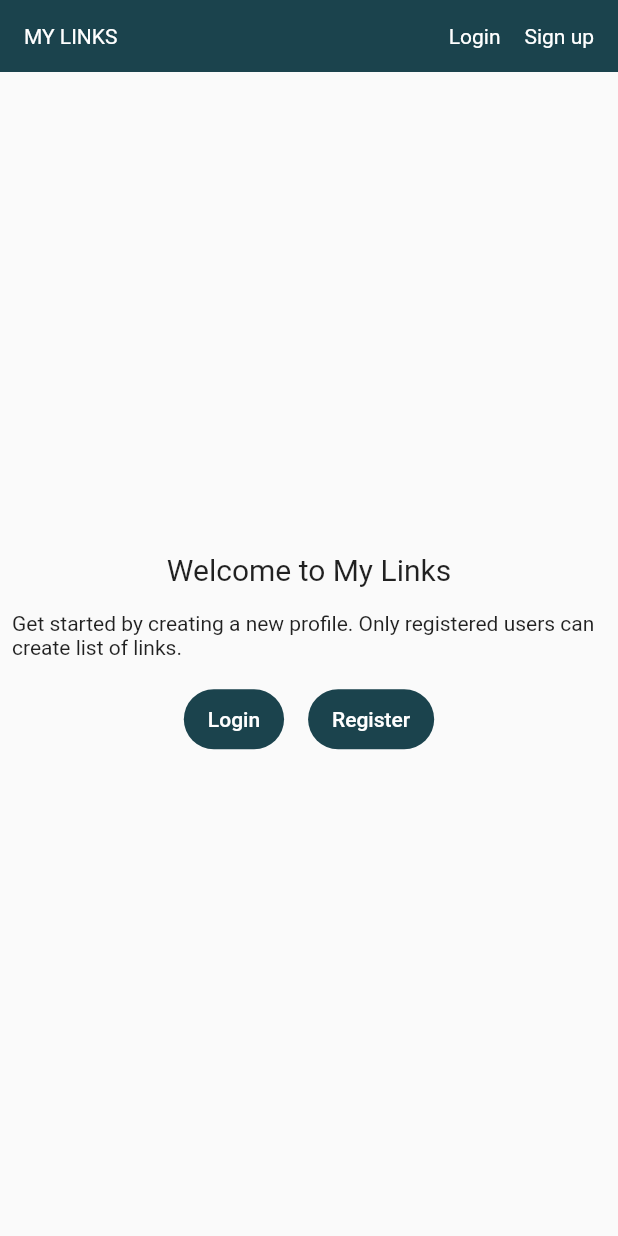
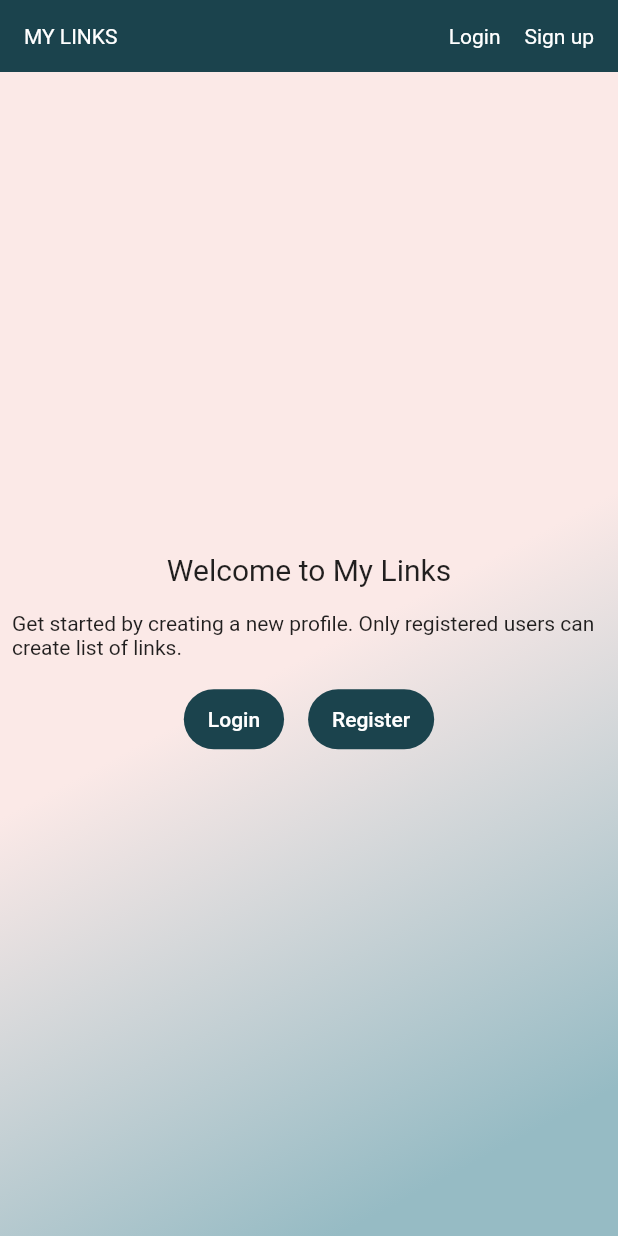
Before and after one commit to valentinavolgina2/links_app, a Flutter app: the screen it shows after launch, on a phone screen of 412 x 824 dp. Run offline on Flutter 3.47's test engine with Material 2 defaults, Android fonts, the phone set to English and light mode, and no system bars; our stand-ins replace firebase_auth, firebase_core, firebase_database, google_sign_in, shared_preferences; accounts and stored records are empty; statements that could not run were skipped.

Commit message:
Added gradient

```diff
--- a/lib/main.dart
+++ b/lib/main.dart
@@ -13,7 +13,6 @@ import 'package:firebase_database/firebase_database.dart';
 import 'package:firebase_core/firebase_core.dart';
 
 import 'package:firebase_auth/firebase_auth.dart';
-import 'package:links_app/widgets/message.dart';
 import 'package:links_app/widgets/no_content.dart';
 
 import 'connection/authentication.dart';
@@ -134,6 +133,15 @@ class _MyHomePageState extends State<MyHomePage> {
       appBar: PreferredSize(
           preferredSize: Size(screenSize.width, 1000), child: const MyAppBar()),
       body: SafeArea(
+          child: Container(
+            decoration: BoxDecoration(
+                gradient: LinearGradient(
+                  begin: Alignment.topLeft,
+                  end: Alignment.bottomRight,
+                  colors: [AppColors.gradientStart, AppColors.gradientEnd],
+                  stops: const [0.5, 0.9],
+                ),
+              ),
             child: Padding(
                   padding: EdgeInsets.all(AppSizes.small),
                   child: Center(
@@ -148,6 +156,7 @@ class _MyHomePageState extends State<MyHomePage> {
                   )
             ),
                   ),
+                ),
           )),
       floatingActionButton: uid == null
           ? null
--- a/lib/styles/color.dart
+++ b/lib/styles/color.dart
@@ -1,6 +1,5 @@
 import 'package:flutter/material.dart';
 
-/// An app colors grouped by widgets
 class AppColors {
   static MaterialColor? primaryColor =
       createMaterialColor(const Color(0xff1b434d));
@@ -14,6 +13,9 @@ class AppColors {
 
   static Color inputBorder = Colors.blueGrey[800]!;
   static Color fadeText = Colors.blueGrey[300]!;
+
+  static Color gradientStart = const Color.fromRGBO(251, 233, 231, 1);
+  static Color gradientEnd = const Color.fromARGB(255, 150, 187, 196);
 }
 
 MaterialColor createMaterialColor(Color color) {
```
Also changed, not shown: lib/widgets/link.dart (+13 -3 lines). Lines whose indentation alone changed are shown as unchanged.
